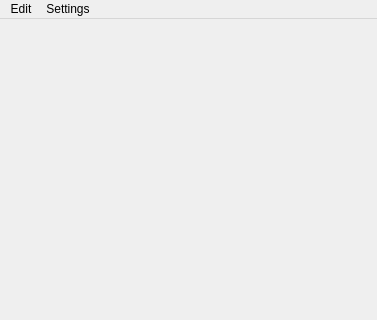
First picture: the form in Faith/moduleInstaller/Faith/modules/Faith/scripts/Faith/Tools/BS_Manager/UI/MainWin.ui, repository Faith0521/Faith_Proj, before the edit; both pictures show x 0 to 377 and y 0 to 320 of the 377 by 625 pixel window.
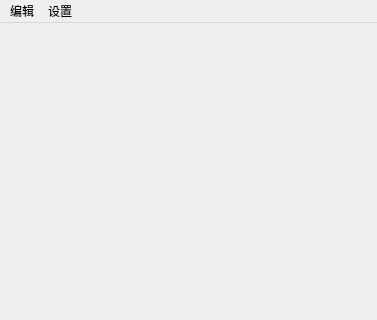
Second picture: the form after the edit.

Patch:
```diff
--- a/Faith/moduleInstaller/Faith/modules/Faith/scripts/Faith/Tools/BS_Manager/UI/MainWin.ui
+++ b/Faith/moduleInstaller/Faith/modules/Faith/scripts/Faith/Tools/BS_Manager/UI/MainWin.ui
@@ -31,13 +31,13 @@
    </property>
    <widget class="QMenu" name="menuEdit">
     <property name="title">
-     <string>Edit</string>
+     <string>编辑</string>
     </property>
     <addaction name="actiontest"/>
    </widget>
    <widget class="QMenu" name="menuSettings">
     <property name="title">
-     <string>Settings</string>
+     <string>设置</string>
     </property>
    </widget>
    <addaction name="menuEdit"/>
```
Left out of the diff: 14 changed lines with no effect on the pictures.
